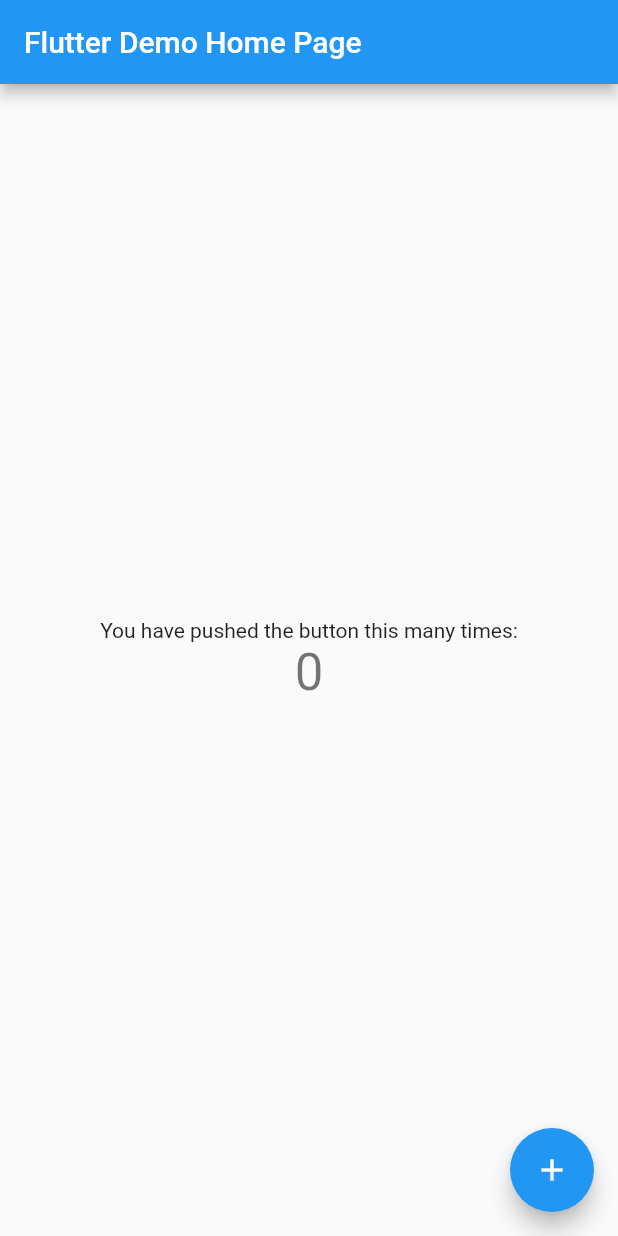
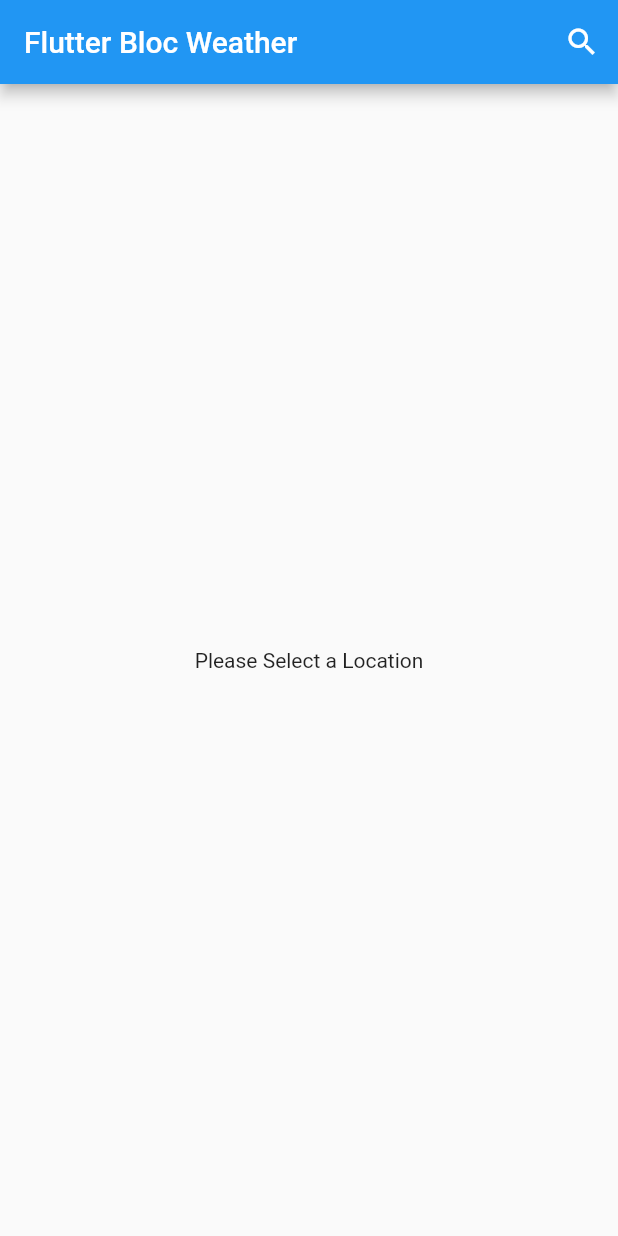
Before and after one commit to axis-sato/flutter_bloc_weather, a Flutter app: the screen it shows after launch, on a phone screen of 412 x 824 dp. Run offline on Flutter 3.47's test engine with Material 2 defaults, Android fonts, the phone set to English and light mode, and no system bars; our stand-ins replace bloc, equatable, flutter_bloc.

```diff
--- a/lib/main.dart
+++ b/lib/main.dart
@@ -1,111 +1,46 @@
 import 'package:flutter/material.dart';
+import 'package:bloc/bloc.dart';
+import 'package:flutter_bloc/flutter_bloc.dart';
+import 'package:flutter_bloc_weather/blocs/blocs.dart';
+import 'package:flutter_bloc_weather/repositories/repositories.dart';
+import 'package:flutter_bloc_weather/widgets/widgets.dart';
+import 'package:http/http.dart' as http;
 
-void main() => runApp(MyApp());
+class SimpleBlocDelegate extends BlocDelegate {
+  @override
+  void onTransition(Bloc bloc, Transition transition) {
+    super.onTransition(bloc, transition);
+    print(transition);
+  }
+}
 
-class MyApp extends StatelessWidget {
-  // This widget is the root of your application.
+void main() {
+  BlocSupervisor.delegate = SimpleBlocDelegate();
+
+  final WeatherRepository weatherRepository = WeatherRepository(
+    weatherApiClient: WeatherApiClient(
+      httpClient: http.Client(),
+    ),
+  );
+
+  runApp(App(weatherRepository: weatherRepository));
+}
+
+class App extends StatelessWidget {
+  final WeatherRepository weatherRepository;
+
+  App({Key key, @required this.weatherRepository})
+      : assert(weatherRepository != null),
+        super(key: key);
+
   @override
   Widget build(BuildContext context) {
     return MaterialApp(
-      title: 'Flutter Demo',
-      theme: ThemeData(
-        // This is the theme of your application.
-        //
-        // Try running your application with "flutter run". You'll see the
-        // application has a blue toolbar. Then, without quitting the app, try
-        // changing the primarySwatch below to Colors.green and then invoke
-        // "hot reload" (press "r" in the console where you ran "flutter run",
-        // or simply save your changes to "hot reload" in a Flutter IDE).
-        // Notice that the counter didn't reset back to zero; the application
-        // is not restarted.
-        primarySwatch: Colors.blue,
+      title: 'Flutter Bloc Weather',
+      home: BlocProvider(
+        create: (context) => WeatherBloc(weatherRepository: weatherRepository),
+        child: Weather(),
       ),
-      home: MyHomePage(title: 'Flutter Demo Home Page'),
     );
   }
 }
-
-class MyHomePage extends StatefulWidget {
-  MyHomePage({Key key, this.title}) : super(key: key);
-
-  // This widget is the home page of your application. It is stateful, meaning
-  // that it has a State object (defined below) that contains fields that affect
-  // how it looks.
-
-  // This class is the configuration for the state. It holds the values (in this
-  // case the title) provided by the parent (in this case the App widget) and
-  // used by the build method of the State. Fields in a Widget subclass are
-  // always marked "final".
-
-  final String title;
-
-  @override
-  _MyHomePageState createState() => _MyHomePageState();
-}
-
-class _MyHomePageState extends State<MyHomePage> {
-  int _counter = 0;
-
-  void _incrementCounter() {
-    setState(() {
-      // This call to setState tells the Flutter framework that something has
-      // changed in this State, which causes it to rerun the build method below
-      // so that the display can reflect the updated values. If we changed
-      // _counter without calling setState(), then the build method would not be
-      // called again, and so nothing would appear to happen.
-      _counter++;
-    });
-  }
-
-  @override
-  Widget build(BuildContext context) {
-    // This method is rerun every time setState is called, for instance as done
-    // by the _incrementCounter method above.
-    //
-    // The Flutter framework has been optimized to make rerunning build methods
-    // fast, so that you can just rebuild anything that needs updating rather
-    // than having to individually change instances of widgets.
-    return Scaffold(
-      appBar: AppBar(
-        // Here we take the value from the MyHomePage object that was created by
-        // the App.build method, and use it to set our appbar title.
-        title: Text(widget.title),
-      ),
-      body: Center(
-        // Center is a layout widget. It takes a single child and positions it
-        // in the middle of the parent.
-        child: Column(
-          // Column is also a layout widget. It takes a list of children and
-          // arranges them vertically. By default, it sizes itself to fit its
-          // children horizontally, and tries to be as tall as its parent.
-          //
-          // Invoke "debug painting" (press "p" in the console, choose the
-          // "Toggle Debug Paint" action from the Flutter Inspector in Android
-          // Studio, or the "Toggle Debug Paint" command in Visual Studio Code)
-          // to see the wireframe for each widget.
-          //
-          // Column has various properties to control how it sizes itself and
-          // how it positions its children. Here we use mainAxisAlignment to
-          // center the children vertically; the main axis here is the vertical
-          // axis because Columns are vertical (the cross axis would be
-          // horizontal).
-          mainAxisAlignment: MainAxisAlignment.center,
-          children: <Widget>[
-            Text(
-              'You have pushed the button this many times:',
-            ),
-            Text(
-              '$_counter',
-              style: Theme.of(context).textTheme.display1,
-            ),
-          ],
-        ),
-      ),
-      floatingActionButton: FloatingActionButton(
-        onPressed: _incrementCounter,
-        tooltip: 'Increment',
-        child: Icon(Icons.add),
-      ), // This trailing comma makes auto-formatting nicer for build methods.
-    );
-  }
-}
--- /dev/null
+++ b/lib/widgets/combined_weather_temperature.dart
@@ -0,0 +1,42 @@
+import 'package:flutter/material.dart';
+import 'package:flutter_bloc_weather/models/models.dart' as model;
+import 'widgets.dart';
+
+class CombinedWeatherTemperature extends StatelessWidget {
+  final model.Weather weather;
+
+  CombinedWeatherTemperature({Key key, @required this.weather})
+      : assert(weather != null),
+        super(key: key);
+
+  @override
+  Widget build(BuildContext context) {
+    return Column(
+      mainAxisAlignment: MainAxisAlignment.center,
+      children: <Widget>[
+        Padding(
+          padding: EdgeInsets.all(20.0),
+          child: WeatherConditions(condition: weather.condition),
+        ),
+        Padding(
+          padding: EdgeInsets.all(20.0),
+          child: Temperature(
+            temperature: weather.temp,
+            high: weather.maxTemp,
+            low: weather.minTemp,
+          ),
+        ),
+        Center(
+          child: Text(
+            weather.formattedCondition,
+            style: TextStyle(
+              fontSize: 30,
+              fontWeight: FontWeight.w200,
+              color: Colors.white,
+            ),
+          ),
+        )
+      ],
+    );
+  }
+}
--- /dev/null
+++ b/lib/widgets/location.dart
@@ -0,0 +1,21 @@
+import 'package:flutter/material.dart';
+
+class Location extends StatelessWidget {
+  final String location;
+
+  Location({Key key, @required this.location})
+      : assert(location != null),
+        super(key: key);
+
+  @override
+  Widget build(BuildContext context) {
+    return Text(
+      location,
+      style: TextStyle(
+        fontSize: 30,
+        fontWeight: FontWeight.bold,
+        color: Colors.white,
+      ),
+    );
+  }
+}
--- /dev/null
+++ b/lib/widgets/weather.dart
@@ -0,0 +1,81 @@
+import 'package:flutter/material.dart';
+import 'package:flutter_bloc/flutter_bloc.dart';
+import 'package:flutter_bloc_weather/blocs/blocs.dart';
+
+import 'widgets.dart';
+
+class Weather extends StatelessWidget {
+  @override
+  Widget build(BuildContext context) {
+    return Scaffold(
+      appBar: AppBar(
+        title: Text('Flutter Bloc Weather'),
+        actions: <Widget>[
+          IconButton(
+            icon: Icon(Icons.search),
+            onPressed: () async {
+              final city = await Navigator.push(
+                context,
+                MaterialPageRoute(
+                  builder: (context) => CitySelection(),
+                ),
+              );
+              if (city != null) {
+                BlocProvider.of<WeatherBloc>(context)
+                    .add(FetchWeather(city: city));
+              }
+            },
+          )
+        ],
+      ),
+      body: Center(
+        child: BlocBuilder<WeatherBloc, WeatherState>(
+          builder: (context, state) {
+            if (state is WeatherEmpty) {
+              return Center(
+                child: Text('Please Select a Location'),
+              );
+            }
+            if (state is WeatherLoading) {
+              return Center(
+                child: CircularProgressIndicator(),
+              );
+            }
+            if (state is WeatherLoaded) {
+              final weather = state.weather;
+
+              return ListView(
+                children: <Widget>[
+                  Padding(
+                    padding: EdgeInsets.only(top: 100.0),
+                    child: Center(
+                      child: Location(location: weather.location),
+                    ),
+                  ),
+                  Center(
+                    child: LastUpdated(dateTime: weather.lastUpdated),
+                  ),
+                  Padding(
+                    padding: EdgeInsets.symmetric(vertical: 50.0),
+                    child: Center(
+                      child: CombinedWeatherTemperature(
+                        weather: weather,
+                      ),
+                    ),
+                  )
+                ],
+              );
+            }
+            if (state is WeatherError) {
+              return Text(
+                'Something went wrong!',
+                style: TextStyle(color: Colors.red),
+              );
+            }
+            return Container();
+          },
+        ),
+      ),
+    );
+  }
+}
--- /dev/null
+++ b/lib/widgets/widgets.dart
@@ -0,0 +1,7 @@
+export 'weather.dart';
+export 'location.dart';
+export 'last_updated.dart';
+export 'combined_weather_temperature.dart';
+export 'weather_conditions.dart';
+export 'temperature.dart';
+export 'city_selection.dart';
```
Also changed, not shown: lib/widgets/city_selection.dart (added, +43 -0 lines), lib/widgets/last_updated.dart (added, +21 -0 lines), lib/widgets/temperature.dart (added, +55 -0 lines), lib/widgets/weather_conditions.dart (added, +43 -0 lines), assets/clear.png (added), assets/cloudy.png (added), assets/rainy.png (added), assets/snow.png (added), assets/thunderstorm.png (added).
